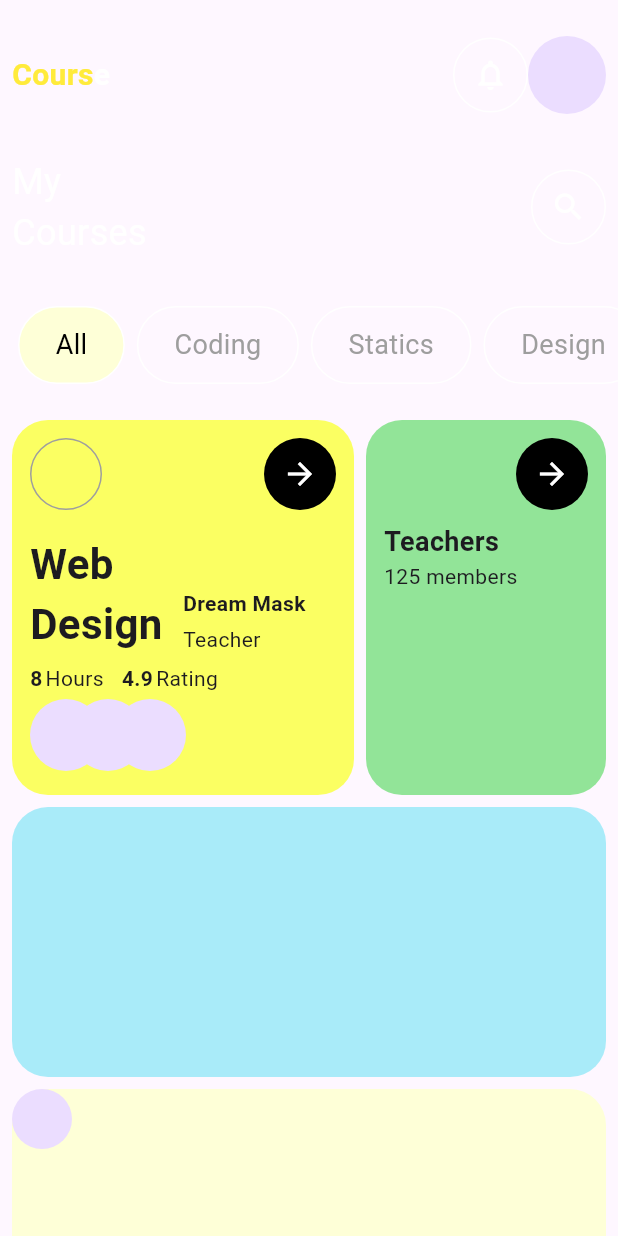
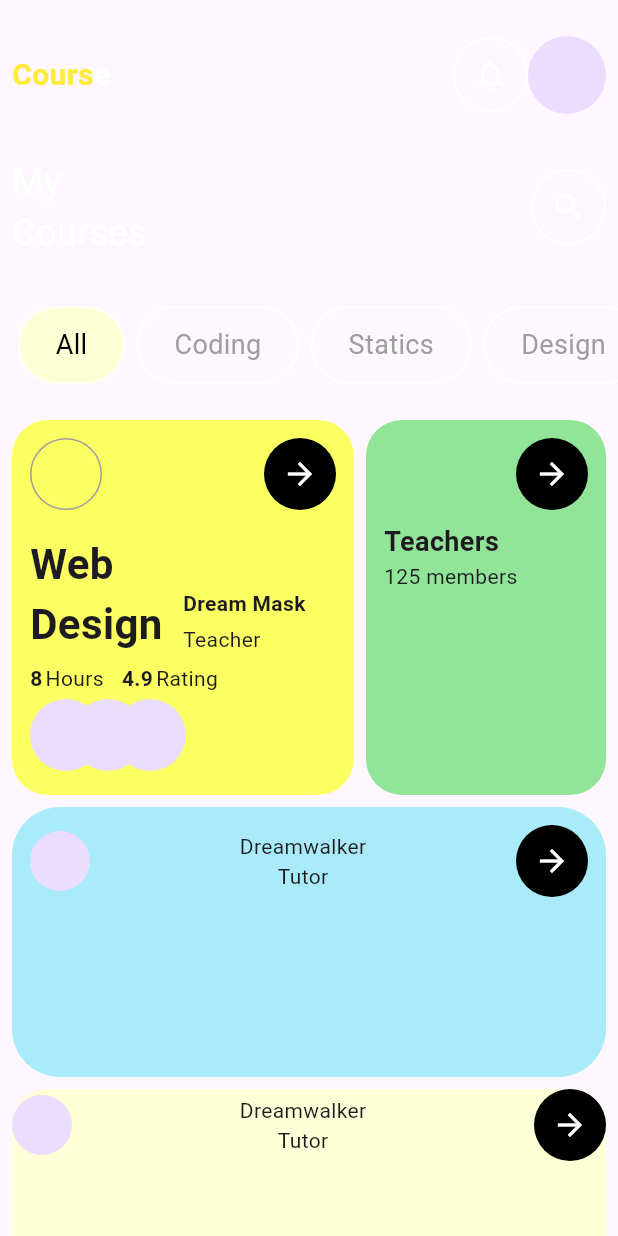
Before and after one commit to JAICHANGPARK/flutter_notebook_chapter_35, a Flutter app: the LearningHomePage screen opened directly, on a phone screen of 412 x 824 dp. Run offline on Flutter 3.47's test engine with Material 3 defaults, Android fonts, the phone set to English and light mode, and no system bars; our stand-ins replace dots_indicator, gap.

Commit message:
Update learning_home_page.dart

```diff
--- a/lib/ep1774_learning_app/view/learning_home_page.dart
+++ b/lib/ep1774_learning_app/view/learning_home_page.dart
@@ -289,8 +289,34 @@ class _LearningHomePageState extends State<LearningHomePage> {
                     height: 180,
                     margin: const EdgeInsets.symmetric(horizontal: 8),
                     decoration: BoxDecoration(
-                      borderRadius: BorderRadius.circular(24),
+                      borderRadius: BorderRadius.circular(32),
                       color: const Color.fromRGBO(169, 235, 249, 1),
+                    ),
+                    padding: EdgeInsets.all(12),
+                    child: Column(
+                      children: [
+                        Row(
+                          children: [
+                            CircleAvatar(),
+                            Expanded(
+                              child: Column(
+                                children: [
+                                  Text("Dreamwalker"),
+                                  Text("Tutor"),
+                                ],
+                              ),
+                            ),
+                            const CircleAvatar(
+                              radius: 24,
+                              backgroundColor: Colors.black,
+                              foregroundColor: Colors.white,
+                              child: Icon(
+                                Icons.arrow_forward,
+                              ),
+                            )
+                          ],
+                        )
+                      ],
                     ),
                   ),
                   const Gap(8),
@@ -306,9 +332,22 @@ class _LearningHomePageState extends State<LearningHomePage> {
                         Row(
                           children: [
                             CircleAvatar(),
-                            Expanded(child: Column(children: [
-
-                            ],))
+                            Expanded(
+                              child: Column(
+                                children: [
+                                  Text("Dreamwalker"),
+                                  Text("Tutor"),
+                                ],
+                              ),
+                            ),
+                            const CircleAvatar(
+                              radius: 24,
+                              backgroundColor: Colors.black,
+                              foregroundColor: Colors.white,
+                              child: Icon(
+                                Icons.arrow_forward,
+                              ),
+                            )
                           ],
                         )
                       ],
```
